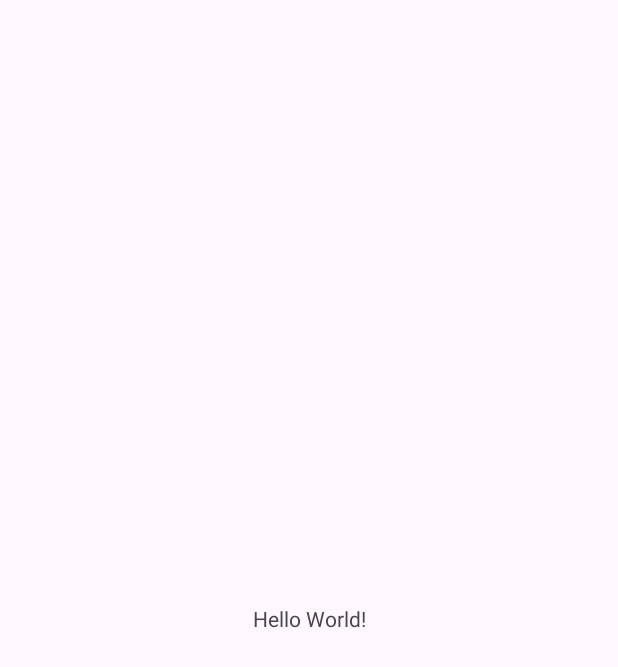
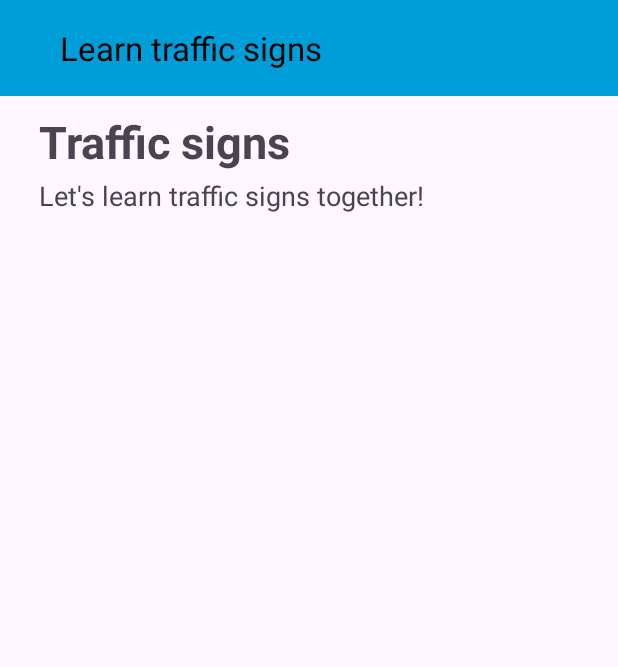
Before and after one commit to NarimanAlmanov/Learn_Traffic_Signs, an Android app: the screen it shows after launch (MainActivity), on a phone screen of 412 x 824 dp. Before the commit the part shown is almost empty. Shown: the top 667 px of the screen. Run offline under Robolectric (Android 15) with nearby library versions, the phone set to English and light mode, and no system bars.

Commit message:
WIP interface 1

```diff
--- a/app/src/main/java/com/example/learntrafficsigns/MainActivity.java
+++ b/app/src/main/java/com/example/learntrafficsigns/MainActivity.java
@@ -15,10 +15,5 @@ public class MainActivity extends AppCompatActivity {
         super.onCreate(savedInstanceState);
         EdgeToEdge.enable(this);
         setContentView(R.layout.activity_main);
-        ViewCompat.setOnApplyWindowInsetsListener(findViewById(R.id.main), (v, insets) -> {
-            Insets systemBars = insets.getInsets(WindowInsetsCompat.Type.systemBars());
-            v.setPadding(systemBars.left, systemBars.top, systemBars.right, systemBars.bottom);
-            return insets;
-        });
     }
 }
--- a/app/src/main/res/layout/activity_main.xml
+++ b/app/src/main/res/layout/activity_main.xml
@@ -1,19 +1,55 @@
 <?xml version="1.0" encoding="utf-8"?>
-<androidx.constraintlayout.widget.ConstraintLayout xmlns:android="http://schemas.android.com/apk/res/android"
+<androidx.drawerlayout.widget.DrawerLayout xmlns:android="http://schemas.android.com/apk/res/android"
     xmlns:app="http://schemas.android.com/apk/res-auto"
     xmlns:tools="http://schemas.android.com/tools"
-    android:id="@+id/main"
     android:layout_width="match_parent"
     android:layout_height="match_parent"
-    tools:context=".MainActivity">
+    tools:context=".MainActivity"
+    android:id="@+id/drawerlayout"
+    tools:openDrawer="start"
+    android:fitsSystemWindows="true">
+    <ScrollView
+        android:layout_width="match_parent"
+        android:layout_height="match_parent">
+        <androidx.constraintlayout.widget.ConstraintLayout
+            android:layout_width="match_parent"
+            android:layout_height="wrap_content">
+            <androidx.appcompat.widget.Toolbar
+                android:id="@+id/toolbar"
+                android:layout_width="match_parent"
+                android:layout_height="wrap_content"
+                android:background="#009ed9"
+                android:theme="@style/ThemeOverlay.AppCompat.Dark.ActionBar"
+                app:layout_constraintEnd_toEndOf="parent"
+                app:layout_constraintTop_toTopOf="parent"
+                app:title="Learn traffic signs"
+                app:titleMarginStart="40dp"
+                app:titleTextColor="#000000">
+            </androidx.appcompat.widget.Toolbar>
+            <TextView
+                android:id="@+id/textview1"
+                android:layout_width="wrap_content"
+                android:layout_height="wrap_content"
+                android:layout_marginTop="10dp"
+                android:layout_marginStart="26dp"
+                android:layout_marginBottom="10dp"
+                android:text="Traffic signs"
+                android:textSize="30sp"
+                android:textStyle="bold"
+                app:layout_constraintStart_toStartOf="parent"
+                app:layout_constraintTop_toBottomOf="@+id/toolbar"
+                app:layout_editor_absoluteY="56dp" />
+            <TextView
+                android:id="@+id/textView2"
+                android:layout_width="wrap_content"
+                android:layout_height="wrap_content"
+                android:layout_marginStart="26dp"
+                android:layout_marginTop="3dp"
+                android:text="Let's learn traffic signs together!"
+                android:textSize="18sp"
+                app:layout_constraintStart_toStartOf="parent"
+                app:layout_constraintTop_toBottomOf="@+id/textview1" />
+        </androidx.constraintlayout.widget.ConstraintLayout>
+    </ScrollView>
 
-    <TextView
-        android:layout_width="wrap_content"
-        android:layout_height="wrap_content"
-        android:text="Hello World!"
-        app:layout_constraintBottom_toBottomOf="parent"
-        app:layout_constraintEnd_toEndOf="parent"
-        app:layout_constraintStart_toStartOf="parent"
-        app:layout_constraintTop_toTopOf="parent" />
-
-</androidx.constraintlayout.widget.ConstraintLayout>
+</androidx.drawerlayout.widget.DrawerLayout>
```
